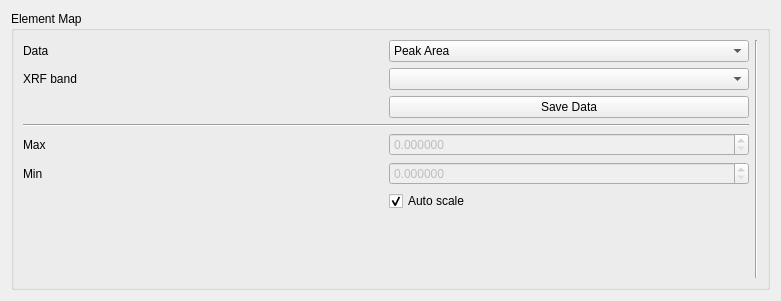
The window that spectromicroscopy/smpgui/ui_elementsplot.ui (praxes/praxes) describes before a commit, drawn with Qt 5.
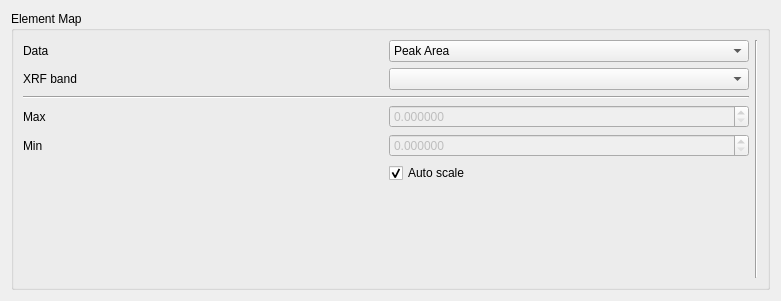
The same window after the commit.

Commit message: [svn] automatically save data when scan is finished

What changed in the file:
```diff
--- a/spectromicroscopy/smpgui/ui_elementsplot.ui
+++ b/spectromicroscopy/smpgui/ui_elementsplot.ui
@@ -109,16 +109,6 @@
           </property>
          </widget>
         </item>
-        <item row="2" column="1" >
-         <widget class="QPushButton" name="saveDataPushButton" >
-          <property name="enabled" >
-           <bool>true</bool>
-          </property>
-          <property name="text" >
-           <string>Save Data</string>
-          </property>
-         </widget>
-        </item>
         <item row="8" column="1" >
          <spacer>
           <property name="orientation" >
```
The commit also changes 5 other files.
